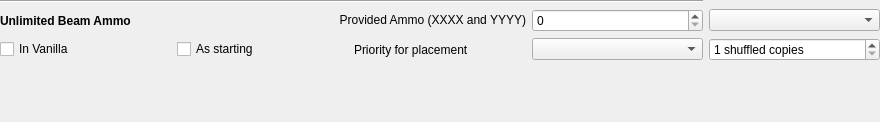
Before: the Qt Designer form randovania/gui/ui_files/item_configuration_popup.ui in randovania/randovania, drawn with Qt 5.
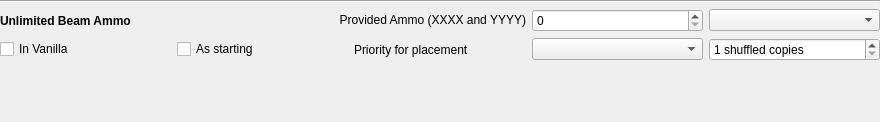
After: the same form once the commit is applied. Custom widgets are drawn as their Qt base class.

Commit message: Fix major items that are excluded having visible advanced selectors.

Diff of the .ui file:
```diff
--- a/randovania/gui/ui_files/item_configuration_popup.ui
+++ b/randovania/gui/ui_files/item_configuration_popup.ui
@@ -38,7 +38,7 @@
    <property name="bottomMargin">
     <number>0</number>
    </property>
-   <item row="0" column="0" colspan="4">
+   <item row="0" column="0" colspan="5">
     <widget class="Line" name="separator_line">
      <property name="orientation">
       <enum>Qt::Horizontal</enum>
```
The commit also changes 2 other files.
